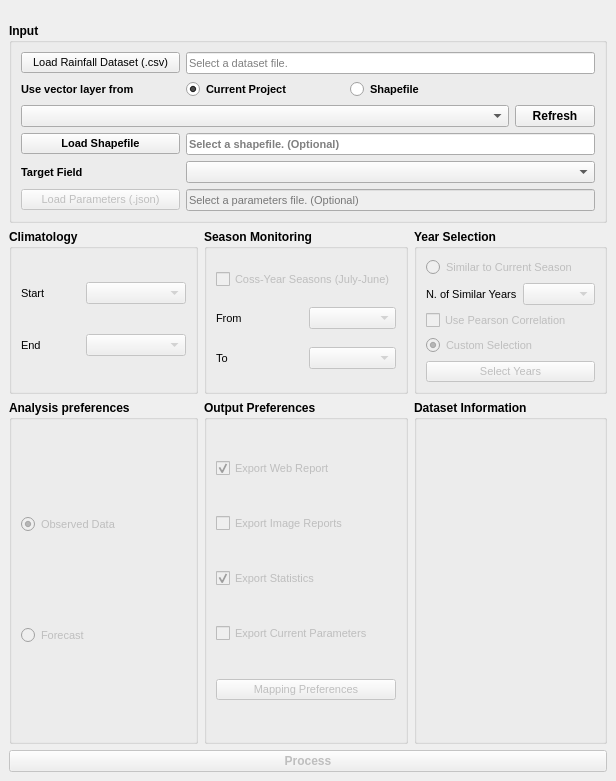
First picture: the form in qsmpg_dialog_base.ui, repository JuanPDiazL/SMPG, before the edit.
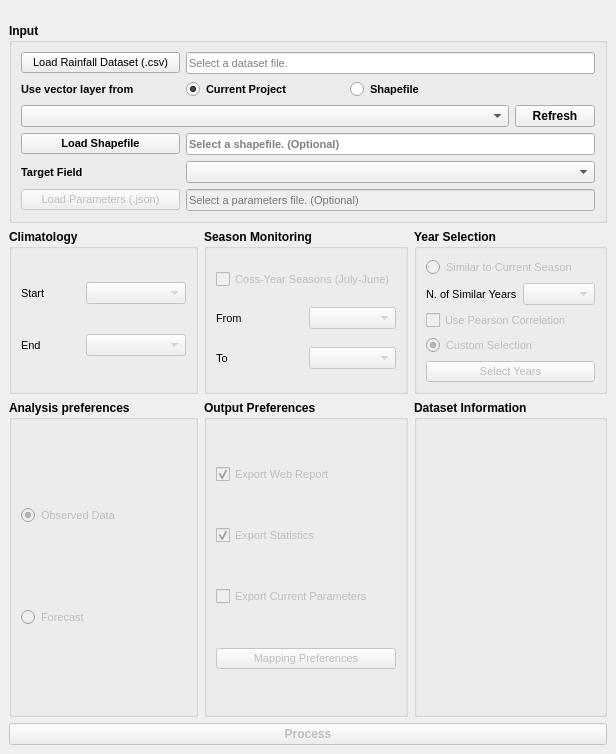
Second picture: the form after the edit. Icons and pictures are not drawn.

Commit message: improvements and fixes(GUI): - added number of years in dataset information - removed static reports exporter

Diff of the .ui file:
```diff
--- a/qsmpg_dialog_base.ui
+++ b/qsmpg_dialog_base.ui
@@ -7,7 +7,7 @@
     <x>0</x>
     <y>0</y>
     <width>616</width>
-    <height>781</height>
+    <height>754</height>
    </rect>
   </property>
   <property name="sizePolicy">
@@ -679,23 +679,6 @@
          <string>Output Preferences</string>
         </property>
         <layout class="QGridLayout" name="gridLayout_10">
-         <item row="1" column="0">
-          <widget class="QCheckBox" name="exportImagesCheckBox">
-           <property name="enabled">
-            <bool>false</bool>
-           </property>
-           <property name="font">
-            <font>
-             <pointsize>8</pointsize>
-             <weight>50</weight>
-             <bold>false</bold>
-            </font>
-           </property>
-           <property name="text">
-            <string>Export Image Reports</string>
-           </property>
-          </widget>
-         </item>
          <item row="0" column="0">
           <widget class="QCheckBox" name="exportWebCheckBox">
            <property name="enabled">
@@ -716,27 +699,7 @@
            </property>
           </widget>
          </item>
-         <item row="2" column="0">
-          <widget class="QCheckBox" name="exportStatsCheckBox">
-           <property name="enabled">
-            <bool>false</bool>
-           </property>
-           <property name="font">
-            <font>
-             <pointsize>8</pointsize>
-             <weight>50</weight>
-             <bold>false</bold>
-            </font>
-           </property>
-           <property name="text">
-            <string>Export Statistics</string>
-           </property>
-           <property name="checked">
-            <bool>true</bool>
-           </property>
-          </widget>
-         </item>
-         <item row="4" column="0">
+         <item row="3" column="0">
           <widget class="QCheckBox" name="exportParametersCheckBox">
            <property name="enabled">
             <bool>false</bool>
@@ -753,7 +716,7 @@
            </property>
           </widget>
          </item>
-         <item row="5" column="0">
+         <item row="4" column="0">
           <widget class="QPushButton" name="mappingButton">
            <property name="enabled">
             <bool>false</bool>
@@ -770,6 +733,26 @@
            </property>
           </widget>
          </item>
+         <item row="1" column="0">
+          <widget class="QCheckBox" name="exportStatsCheckBox">
+           <property name="enabled">
+            <bool>false</bool>
+           </property>
+           <property name="font">
+            <font>
+             <pointsize>8</pointsize>
+             <weight>50</weight>
+             <bold>false</bold>
+            </font>
+           </property>
+           <property name="text">
+            <string>Export Statistics</string>
+           </property>
+           <property name="checked">
+            <bool>true</bool>
+           </property>
+          </widget>
+         </item>
         </layout>
        </widget>
       </item>
```
The commit also changes 3 other files.
